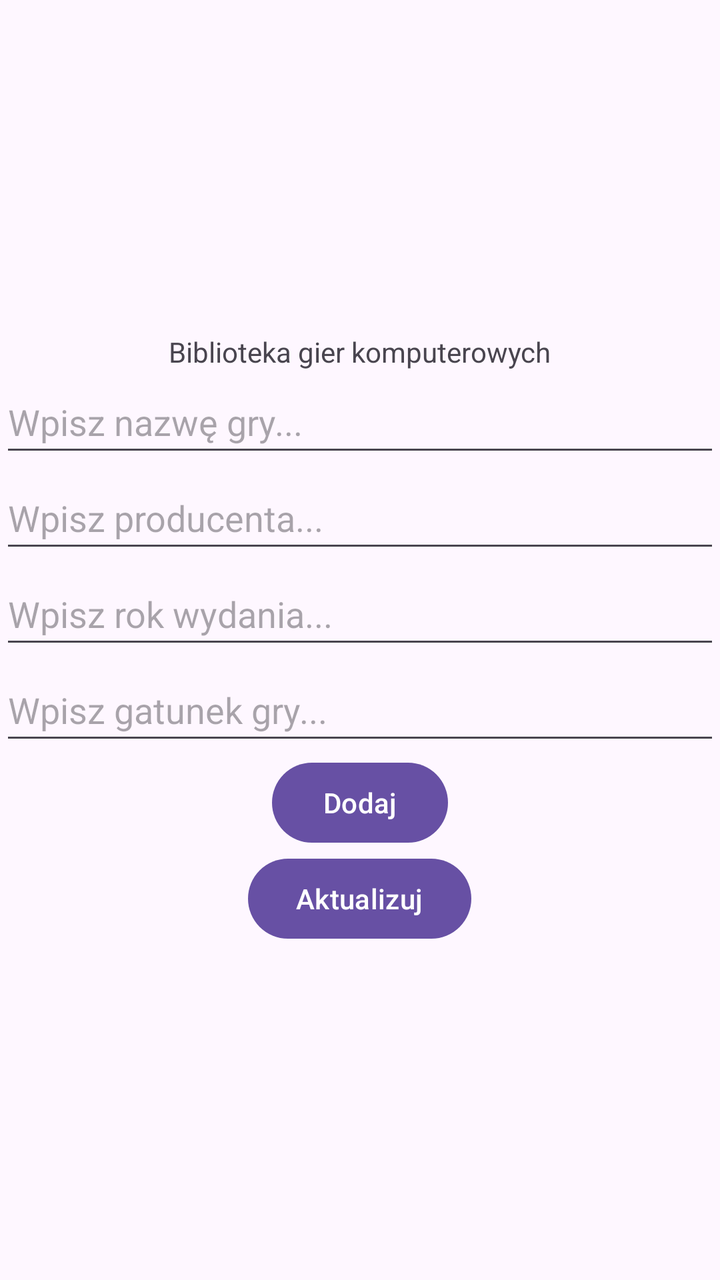
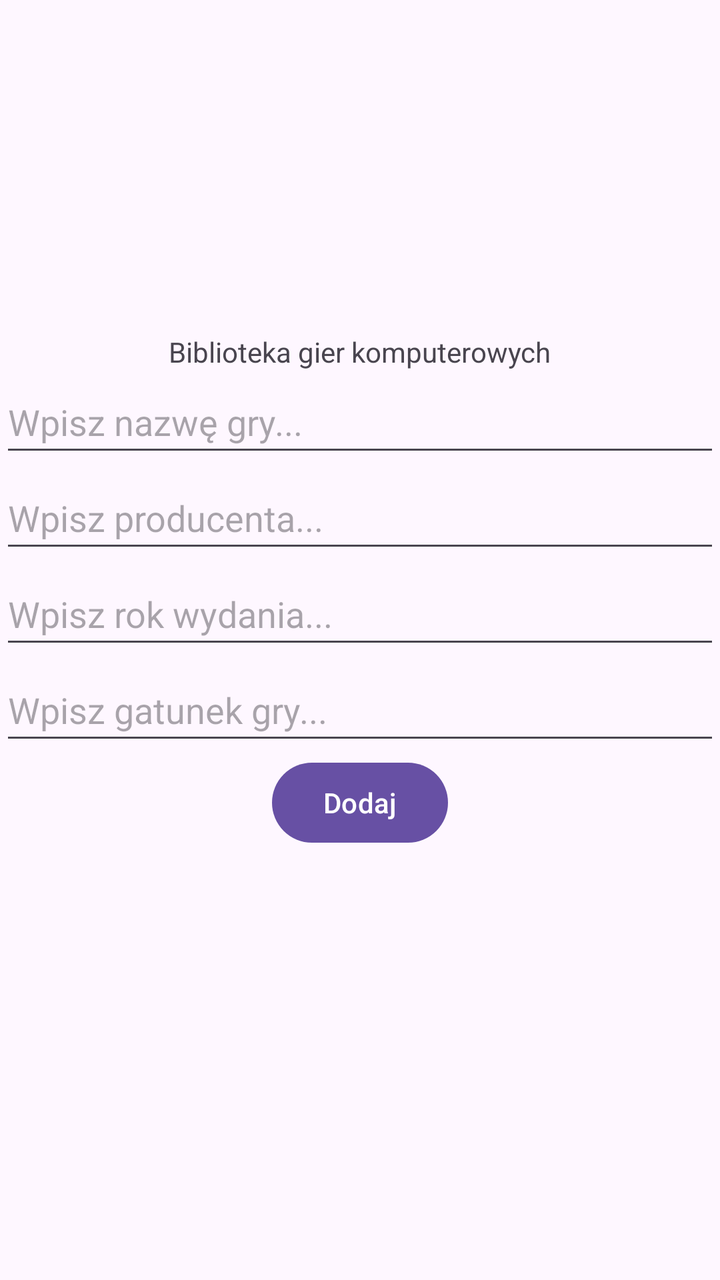

An Android layout rendered at two revisions. The XML below is the earlier revision; the diff shows what the commit changed to produce the second picture.
<!-- AndroidManifest.xml: application theme Theme.MyApplication -->
<!-- res/layout/activity_main.xml -->
<?xml version="1.0" encoding="utf-8"?>
<LinearLayout xmlns:android="http://schemas.android.com/apk/res/android"
    xmlns:app="http://schemas.android.com/apk/res-auto"
    xmlns:tools="http://schemas.android.com/tools"
    android:id="@+id/main"
    android:layout_width="match_parent"
    android:layout_height="match_parent"
    android:orientation="vertical"
    android:gravity="center"
    tools:context=".MainActivity">

    <TextView
        android:layout_width="wrap_content"
        android:layout_height="wrap_content"
        android:text="Biblioteka gier komputerowych" />

    <EditText
        android:id="@+id/etName"
        android:layout_width="match_parent"
        android:layout_height="48dp"
        android:hint="Wpisz nazwę gry..."
        android:inputType="text" />

    <EditText
        android:id="@+id/etProducer"
        android:layout_width="match_parent"
        android:layout_height="48dp"
        android:hint="Wpisz producenta..."
        android:inputType="text" />

    <EditText
        android:id="@+id/etRok"
        android:layout_width="match_parent"
        android:layout_height="48dp"
        android:hint="Wpisz rok wydania..."
        android:inputType="number" />

    <EditText
        android:id="@+id/etGatunek"
        android:layout_width="match_parent"
        android:layout_height="48dp"
        android:hint="Wpisz gatunek gry..."
        android:inputType="text" />

    <Button
        android:id="@+id/btnAdd"
        android:layout_width="wrap_content"
        android:layout_height="wrap_content"
        android:text="Dodaj" />

    <Button
        android:id="@+id/btnUpdate"
        android:layout_width="wrap_content"
        android:layout_height="wrap_content"
        android:text="Aktualizuj"
        android:visibility="visible" />

    <ListView
        android:id="@+id/listView"
        android:layout_width="match_parent"
        android:layout_height="wrap_content" />

</LinearLayout>
<!-- resources referenced by this layout -->
<resources>
  <style name="Theme.MyApplication" parent="Base.Theme.MyApplication" />
  <style name="Base.Theme.MyApplication" parent="Theme.Material3.DayNight.NoActionBar">
          
          
      </style>
</resources>

<!-- the commit's change to res/layout/activity_main.xml (unified diff, before → after) -->
@@ -53,7 +53,7 @@
         android:layout_width="wrap_content"
         android:layout_height="wrap_content"
         android:text="Aktualizuj"
-        android:visibility="visible" />
+        android:visibility="invisible" />
 
     <ListView
         android:id="@+id/listView"
